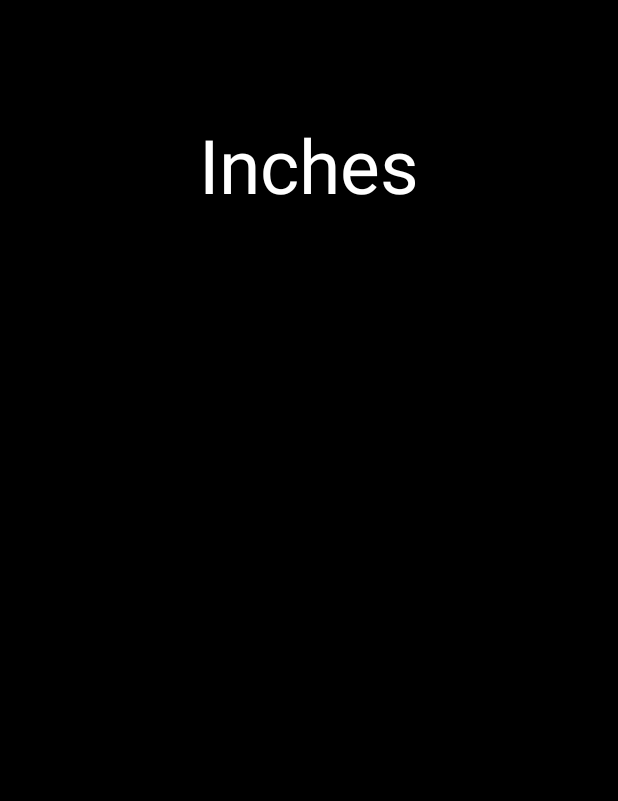
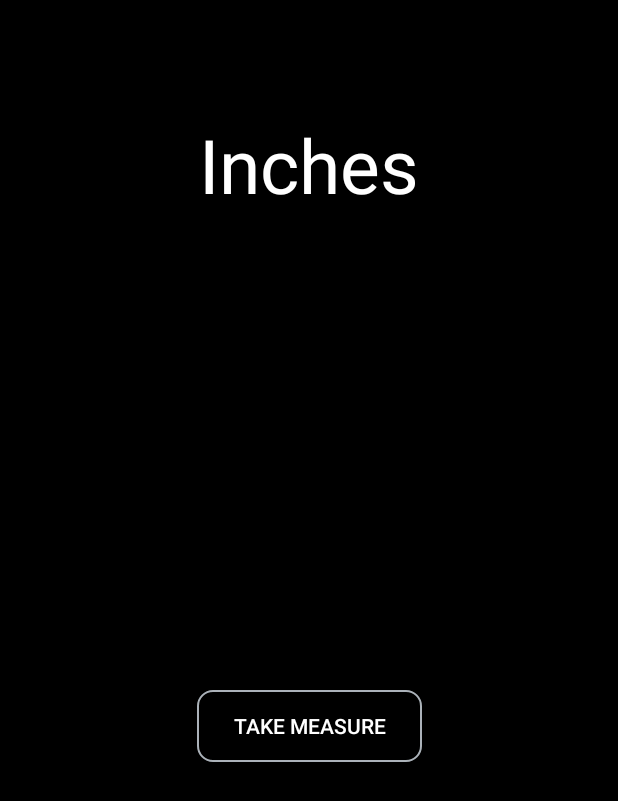
Before and after one commit to dev-muhammadabid/DigiRuler, an Android app: the CalcInches screen opened directly, with no data from a screen before it, on a phone screen of 412 x 824 dp. Shown: the top 801 px of the screen. Run offline under Robolectric (Android 15) with nearby library versions, the phone set to English and light mode, and no system bars.

Commit message:
ADD FEAT

```diff
--- a/app/src/main/java/com/example/digiruler/CalcInches.java
+++ b/app/src/main/java/com/example/digiruler/CalcInches.java
@@ -1,24 +1,70 @@
 package com.example.digiruler;
 
+import android.content.Intent;
+import android.content.pm.PackageManager;
 import android.os.Bundle;
+import android.provider.MediaStore;
+import android.view.View;
+import android.widget.Button;
 
 import androidx.activity.EdgeToEdge;
 import androidx.appcompat.app.AppCompatActivity;
-import androidx.core.graphics.Insets;
-import androidx.core.view.ViewCompat;
-import androidx.core.view.WindowInsetsCompat;
+import androidx.core.app.ActivityCompat;
+import androidx.core.content.ContextCompat;
 
 public class CalcInches extends AppCompatActivity {
+    private static final int CAMERA_PERMISSION_REQUEST_CODE = 100;
+
+    Button inches_btn;
 
     @Override
     protected void onCreate(Bundle savedInstanceState) {
         super.onCreate(savedInstanceState);
         EdgeToEdge.enable(this);
         setContentView(R.layout.activity_calc_inches);
-        ViewCompat.setOnApplyWindowInsetsListener(findViewById(R.id.main), (v, insets) -> {
-            Insets systemBars = insets.getInsets(WindowInsetsCompat.Type.systemBars());
-            v.setPadding(systemBars.left, systemBars.top, systemBars.right, systemBars.bottom);
-            return insets;
+
+        // Initialize the button
+        inches_btn = findViewById(R.id.inches_btn);
+
+        inches_btn.setOnClickListener(new View.OnClickListener() {
+            @Override
+            public void onClick(View v) {
+                if (checkCameraPermission()) {
+                    openCamera();
+                } else {
+                    requestCameraPermission();
+                }
+            }
         });
     }
+
+    private boolean checkCameraPermission() {
+        return ContextCompat.checkSelfPermission(this, android.Manifest.permission.CAMERA)
+                == PackageManager.PERMISSION_GRANTED;
+    }
+
+    private void requestCameraPermission() {
+        ActivityCompat.requestPermissions(this, new String[]{android.Manifest.permission.CAMERA},
+                CAMERA_PERMISSION_REQUEST_CODE);
+    }
+
+    private void openCamera() {
+        try {
+            Intent intent = new Intent();
+            intent.setAction(MediaStore.ACTION_IMAGE_CAPTURE);
+            startActivity(intent);
+        } catch (Exception e) {
+            e.printStackTrace();
+        }
+    }
+
+    @Override
+    public void onRequestPermissionsResult(int requestCode, String[] permissions, int[] grantResults) {
+        super.onRequestPermissionsResult(requestCode, permissions, grantResults);
+        if (requestCode == CAMERA_PERMISSION_REQUEST_CODE) {
+            if (grantResults.length > 0 && grantResults[0] == PackageManager.PERMISSION_GRANTED) {
+                openCamera();
+            }
+        }
+    }
 }
--- a/app/src/main/res/layout/activity_calc_inches.xml
+++ b/app/src/main/res/layout/activity_calc_inches.xml
@@ -9,6 +9,7 @@
     tools:context=".CalcInches">
 
     <TextView
+        android:id="@+id/textView"
         android:layout_width="wrap_content"
         android:layout_height="wrap_content"
         android:text="Inches"
@@ -21,4 +22,19 @@
         app:layout_constraintTop_toTopOf="parent"
         app:layout_constraintVertical_bias="0.1" />
 
+
+    <Button
+        android:id="@+id/inches_btn"
+        android:layout_width="150dp"
+        android:layout_height="wrap_content"
+        android:background="@drawable/custom_button"
+        android:text="Take Measure"
+        android:textColor="@color/white"
+        app:layout_constraintBottom_toBottomOf="parent"
+        app:layout_constraintEnd_toEndOf="parent"
+        app:layout_constraintHorizontal_bias="0.5"
+        app:layout_constraintStart_toStartOf="parent"
+        app:layout_constraintTop_toBottomOf="@+id/textView"
+        app:layout_constraintVertical_bias="0.5" />
+
 </androidx.constraintlayout.widget.ConstraintLayout>
```
Also changed, not shown: app/src/main/AndroidManifest.xml (+9 -1 lines).
